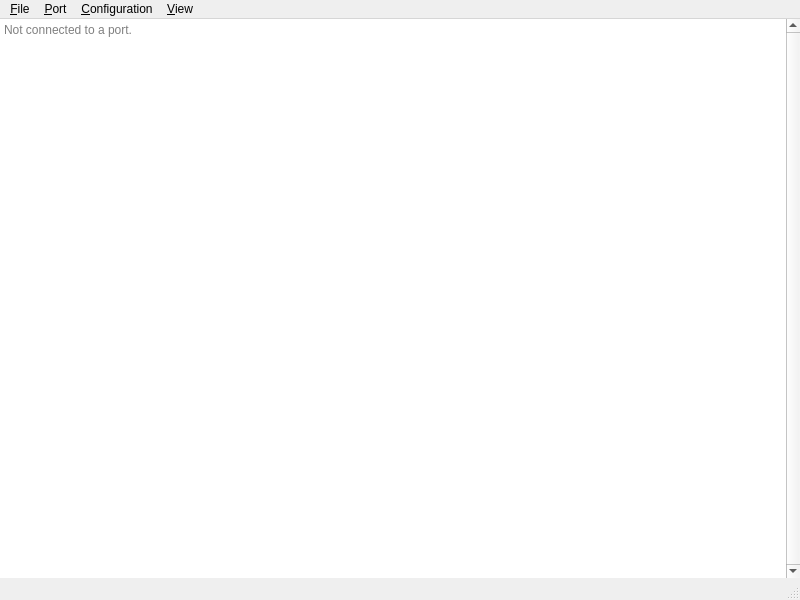
UnsignedArduino/sercom, file src/ui/designer/main_window.ui: the form before one commit.
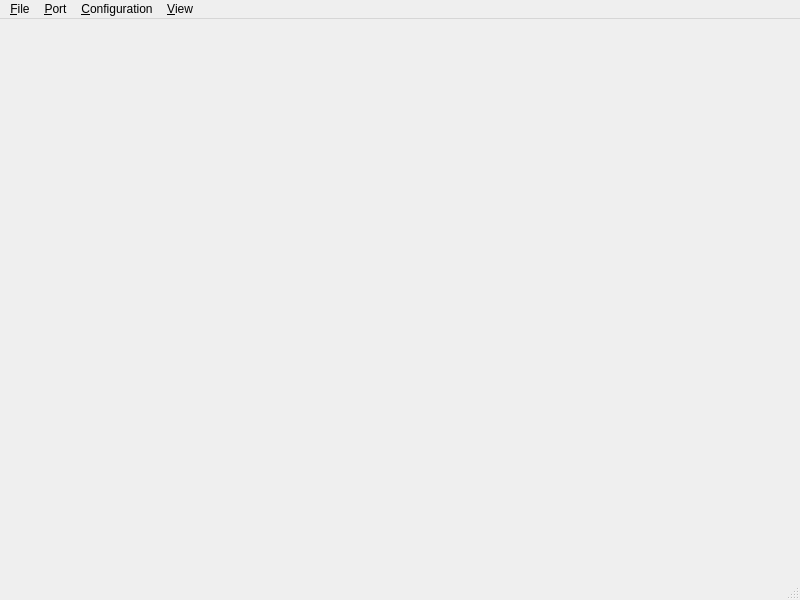
The form after the commit.

Commit message: Use custom plain text edit widget, and serial console is better (modified code from Mu the editor)

What changed in the file:
```diff
--- a/src/ui/designer/main_window.ui
+++ b/src/ui/designer/main_window.ui
@@ -27,28 +27,6 @@
     <property name="bottomMargin">
      <number>0</number>
     </property>
-    <item row="0" column="0">
-     <widget class="QPlainTextEdit" name="text_edit">
-      <property name="frameShape">
-       <enum>QFrame::NoFrame</enum>
-      </property>
-      <property name="frameShadow">
-       <enum>QFrame::Plain</enum>
-      </property>
-      <property name="verticalScrollBarPolicy">
-       <enum>Qt::ScrollBarAlwaysOn</enum>
-      </property>
-      <property name="lineWrapMode">
-       <enum>QPlainTextEdit::NoWrap</enum>
-      </property>
-      <property name="readOnly">
-       <bool>true</bool>
-      </property>
-      <property name="placeholderText">
-       <string>Not connected to a port.</string>
-      </property>
-     </widget>
-    </item>
    </layout>
   </widget>
   <widget class="QMenuBar" name="menu_bar">
```
The commit also changes 5 other files.
